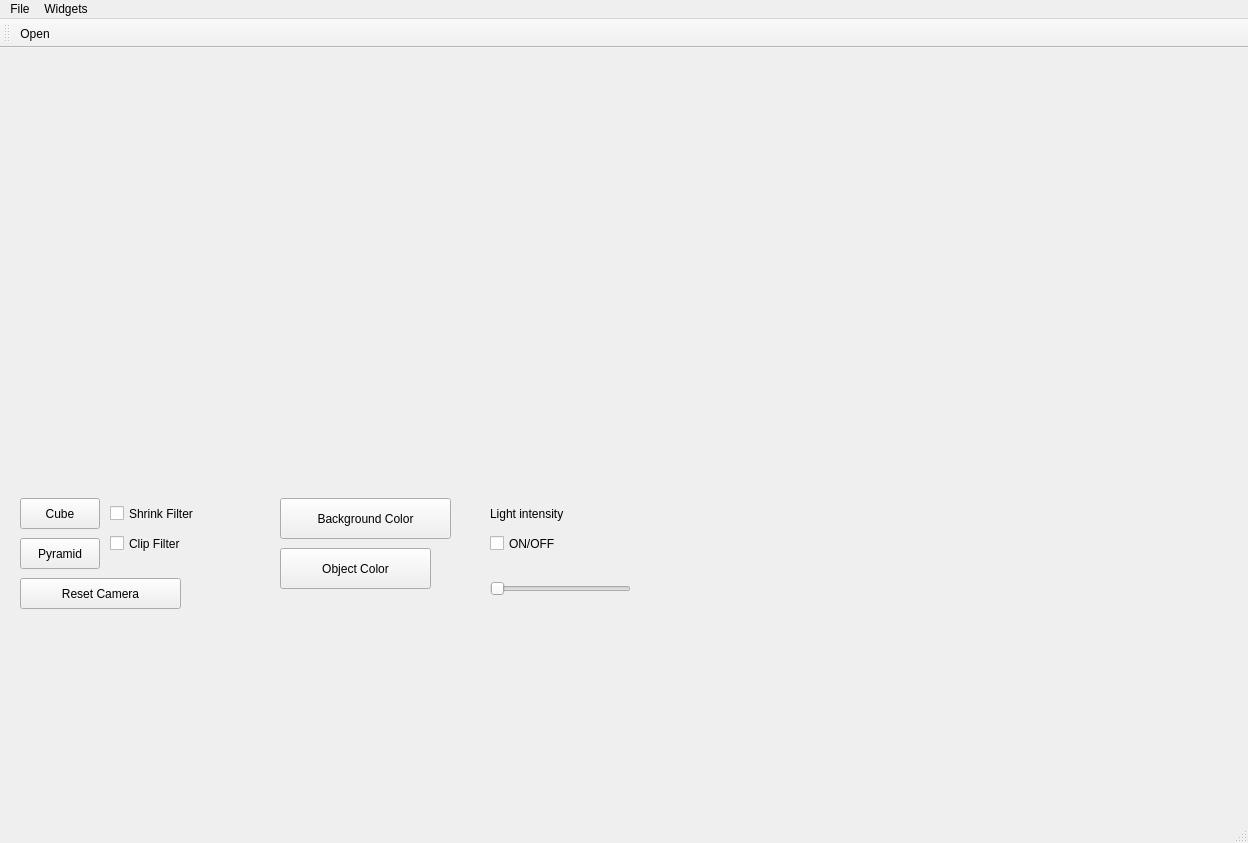
Qt form modelViewer/mainwindow.ui (So-Lok/2019_Group_38) before a commit.
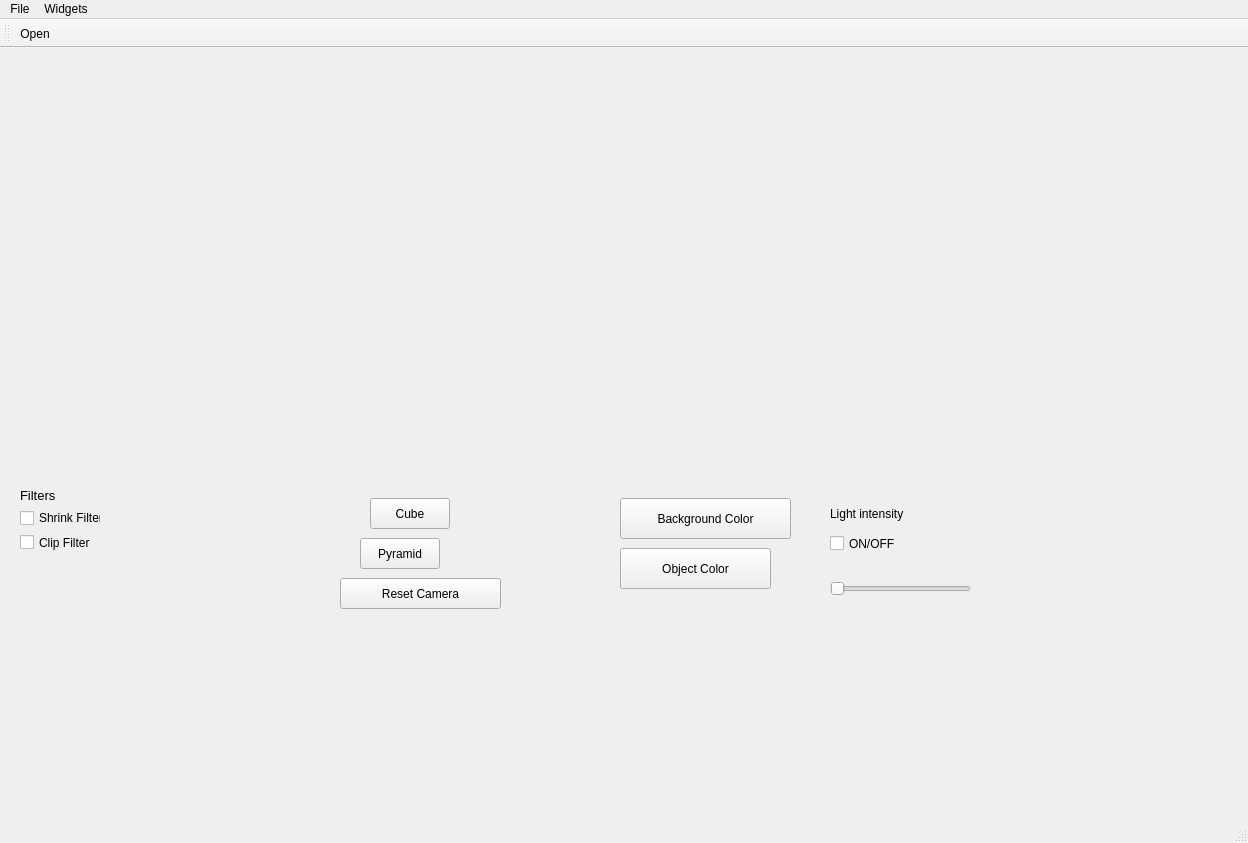
The same form after that commit. Icons and pictures are not drawn. Custom widgets are drawn as their Qt base class.

Commit message: box widget toggleable, can alter size, not complete

Diff of the .ui file:
```diff
--- a/modelViewer/mainwindow.ui
+++ b/modelViewer/mainwindow.ui
@@ -27,7 +27,7 @@
    <widget class="QPushButton" name="cameraReset">
     <property name="geometry">
      <rect>
-      <x>20</x>
+      <x>340</x>
       <y>530</y>
       <width>161</width>
       <height>31</height>
@@ -40,7 +40,7 @@
    <widget class="QPushButton" name="ObjectColor">
     <property name="geometry">
      <rect>
-      <x>280</x>
+      <x>620</x>
       <y>500</y>
       <width>151</width>
       <height>41</height>
@@ -53,7 +53,7 @@
    <widget class="QPushButton" name="BackgroundColor">
     <property name="geometry">
      <rect>
-      <x>280</x>
+      <x>620</x>
       <y>450</y>
       <width>171</width>
       <height>41</height>
@@ -66,7 +66,7 @@
    <widget class="QSlider" name="Slider">
     <property name="geometry">
      <rect>
-      <x>490</x>
+      <x>830</x>
       <y>530</y>
       <width>141</width>
       <height>21</height>
@@ -79,7 +79,7 @@
    <widget class="QCheckBox" name="checkBox">
     <property name="geometry">
      <rect>
-      <x>490</x>
+      <x>830</x>
       <y>480</y>
       <width>141</width>
       <height>31</height>
@@ -92,7 +92,7 @@
    <widget class="QLabel" name="label">
     <property name="geometry">
      <rect>
-      <x>490</x>
+      <x>830</x>
       <y>450</y>
       <width>141</width>
       <height>31</height>
@@ -102,36 +102,10 @@
      <string>Light intensity</string>
     </property>
    </widget>
-   <widget class="QCheckBox" name="shrinkFilter">
-    <property name="geometry">
-     <rect>
-      <x>110</x>
-      <y>450</y>
-      <width>161</width>
-      <height>31</height>
-     </rect>
-    </property>
-    <property name="text">
-     <string>Shrink Filter</string>
-    </property>
-   </widget>
-   <widget class="QCheckBox" name="clipFilter">
-    <property name="geometry">
-     <rect>
-      <x>110</x>
-      <y>480</y>
-      <width>141</width>
-      <height>31</height>
-     </rect>
-    </property>
-    <property name="text">
-     <string>Clip Filter</string>
-    </property>
-   </widget>
    <widget class="QPushButton" name="pyramidButton">
     <property name="geometry">
      <rect>
-      <x>20</x>
+      <x>360</x>
       <y>490</y>
       <width>80</width>
       <height>31</height>
@@ -144,7 +118,7 @@
    <widget class="QPushButton" name="cubeButton">
     <property name="geometry">
      <rect>
-      <x>20</x>
+      <x>370</x>
       <y>450</y>
       <width>80</width>
       <height>31</height>
@@ -154,6 +128,56 @@
      <string>Cube</string>
     </property>
    </widget>
+   <widget class="QWidget" name="">
+    <property name="geometry">
+     <rect>
+      <x>20</x>
+      <y>440</y>
+      <width>81</width>
+      <height>64</height>
+     </rect>
+    </property>
+    <layout class="QVBoxLayout" name="verticalLayout_2">
+     <item>
+      <widget class="QLabel" name="filterLabel">
+       <property name="font">
+        <font>
+         <pointsize>10</pointsize>
+        </font>
+       </property>
+       <property name="text">
+        <string>Filters</string>
+       </property>
+      </widget>
+     </item>
+     <item>
+      <widget class="QCheckBox" name="shrinkFilter">
+       <property name="text">
+        <string>Shrink Filter</string>
+       </property>
+      </widget>
+     </item>
+     <item>
+      <widget class="QCheckBox" name="clipFilter">
+       <property name="text">
+        <string>Clip Filter</string>
+       </property>
+      </widget>
+     </item>
+    </layout>
+   </widget>
+   <zorder>cameraReset</zorder>
+   <zorder>ObjectColor</zorder>
+   <zorder>BackgroundColor</zorder>
+   <zorder>Slider</zorder>
+   <zorder>checkBox</zorder>
+   <zorder>label</zorder>
+   <zorder>shrinkFilter</zorder>
+   <zorder>clipFilter</zorder>
+   <zorder>pyramidButton</zorder>
+   <zorder>cubeButton</zorder>
+   <zorder>qvtkWidget</zorder>
+   <zorder>filterLabel</zorder>
   </widget>
   <widget class="QStatusBar" name="statusbar"/>
   <widget class="QMenuBar" name="menubar">
```
Left out of the diff: 10 changed lines with no effect on the pictures. The commit also changes 3 other files.
